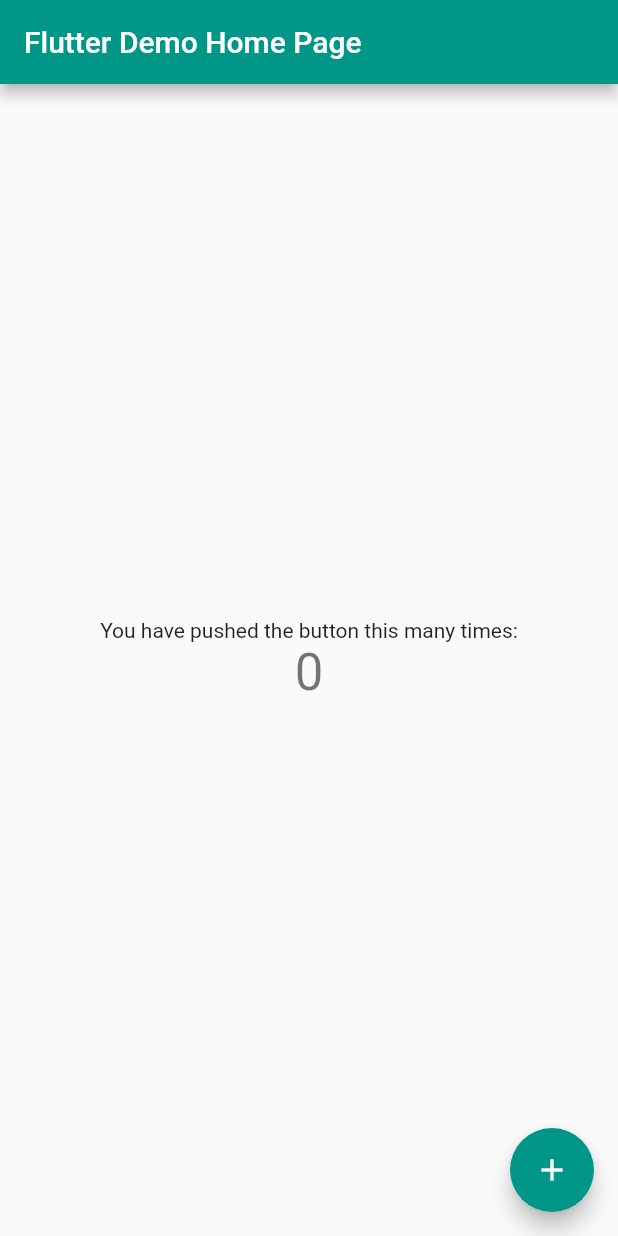
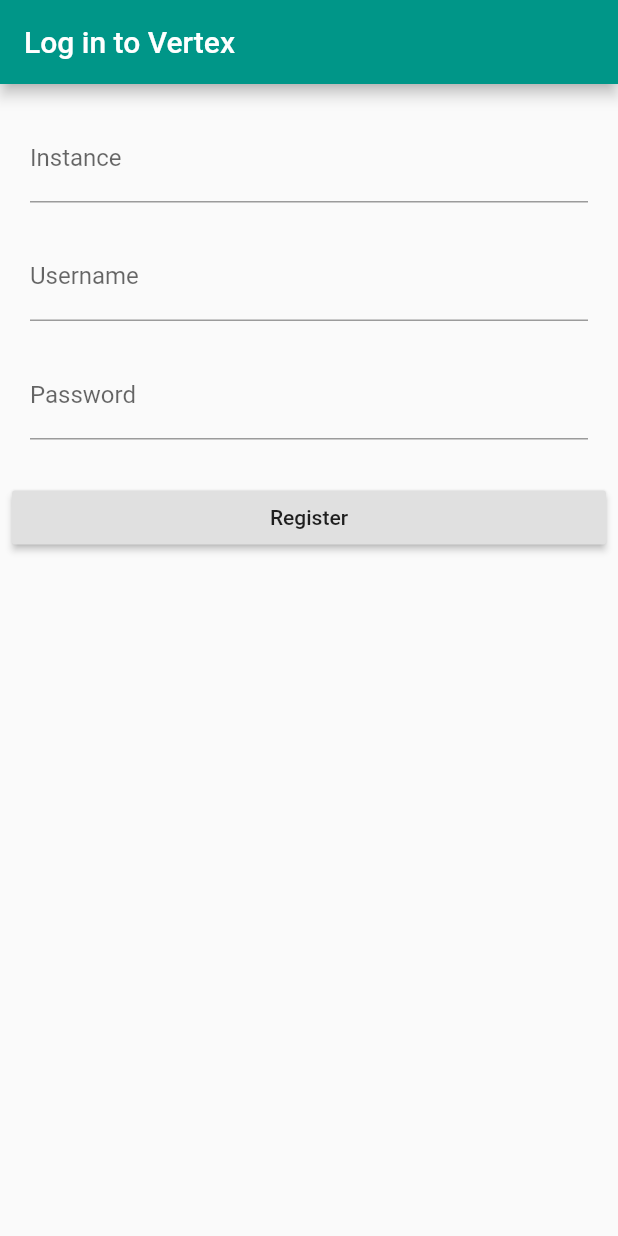
Before and after one commit to Restioson/vertex, a Flutter app: the screen it shows after launch, on a phone screen of 412 x 824 dp. Run offline on Flutter 3.47's test engine with Material 2 defaults, Android fonts, the phone set to English and light mode, and no system bars; our stand-ins replace validators.

Commit message:
do some more

```diff
--- a/client/mobile/lib/main.dart
+++ b/client/mobile/lib/main.dart
@@ -1,4 +1,5 @@
 import 'package:flutter/material.dart';
+import 'package:validators/validators.dart';
 
 void main() => runApp(MyApp());
 
@@ -6,34 +7,26 @@
   @override
   Widget build(BuildContext context) {
     return MaterialApp(
-      title: 'Flutter Demo',
+      title: 'Vertex',
       theme: ThemeData(
         primarySwatch: Colors.teal,
       ),
-      home: MyHomePage(title: 'Flutter Demo Home Page'),
+      home: LoginPage(title: 'Log in to Vertex'),
     );
   }
 }
 
 /// Subclass of widget that holds all state for app
-class MyHomePage extends StatefulWidget {
-  MyHomePage({Key key, this.title}) : super(key: key);
+class LoginPage extends StatefulWidget {
+  LoginPage({Key key, this.title}) : super(key: key);
 
   final String title;
 
   @override
-  _MyHomePageState createState() => _MyHomePageState();
+  LoginPageState createState() => LoginPageState();
 }
 
-class _MyHomePageState extends State<MyHomePage> {
-  int _counter = 0;
-
-  void _incrementCounter() {
-    setState(() { // Make GUI update
-      _counter++;
-    });
-  }
-
+class LoginPageState extends State<LoginPage> {
   /// Called on setState
   @override
   Widget build(BuildContext context) {
@@ -42,28 +35,97 @@
         title: Text(widget.title),
       ),
       body: Center(
-        // Center the column
-        child: Column(
-          // Vertical arrangement of widgets
-          //
-          // MainAxis = vertical (column is vertical). Center things vertically.
-          mainAxisAlignment: MainAxisAlignment.center,
-          children: <Widget>[
-            Text(
-              'You have pushed the button this many times:',
-            ),
-            Text(
-              '$_counter',
-              style: Theme.of(context).textTheme.display1,
-            ),
-          ],
-        ),
-      ),
-      floatingActionButton: FloatingActionButton(
-        onPressed: _incrementCounter,
-        tooltip: 'Increment',
-        child: Icon(Icons.add),
+        child: LoginForm()
       ),
     );
   }
 }
+
+class LoginForm extends StatefulWidget {
+  @override
+  LoginFormState createState() => LoginFormState();
+}
+
+class LoginFormState extends State<LoginForm> {
+  final _formKey = GlobalKey<FormState>();
+
+  @override
+  Widget build(BuildContext context) {
+    return Form(
+        key: this._formKey,
+        child: ListView(
+          children: <Widget>[
+            LoginFormEntry(
+              name: "Instance",
+              top: 20,
+              validator: (value) {
+                if (!isURL(value)) {
+                  return "Instance must be a valid URL";
+                }
+                return null;
+              },
+            ),
+            LoginFormEntry(
+              name: "Username",
+              validator: (value) {
+                if (value.isEmpty) {
+                  return "Username cannot be empty";
+                }
+                return null;
+              },
+            ),
+            LoginFormEntry(
+              name: "Password",
+              password: true,
+              validator: (value) {
+                  if (value.isEmpty) {
+                    return "Password cannot be empty";
+                  }
+                  return null;
+              },
+            ),
+            Padding(
+              padding: const EdgeInsets.all(8.0),
+              child: RaisedButton(
+                onPressed: () {
+                  if (this._formKey.currentState.validate()) {
+                    Scaffold
+                        .of(context)
+                        .showSnackBar(SnackBar(content: Text("Sending to server")));
+                  }
+                },
+                child: Text("Register")
+              ),
+            ),
+          ]
+        )
+    );
+  }
+}
+
+typedef EntryValidator = String Function(String value);
+
+class LoginFormEntry extends StatelessWidget {
+  final String name;
+  final EntryValidator validator;
+  final double top;
+  final bool password;
+
+  const LoginFormEntry({ this.name, this.validator, this.top = 0, this.password = false });
+
+  @override
+  Widget build(BuildContext context) {
+    return Padding(
+      padding: EdgeInsets.fromLTRB(20, this.top, 20, 20),
+      child: TextFormField(
+        decoration: InputDecoration(
+          labelText: this.name,
+          hintText: this.name,
+        ),
+        obscureText: this.password,
+        autocorrect: !this.password,
+        validator: this.validator,
+      ),
+    );
+  }
+}
--- a/client/mobile/pubspec.yaml
+++ b/client/mobile/pubspec.yaml
@@ -19,6 +19,8 @@
 dependencies:
   flutter:
     sdk: flutter
+
+  validators: ^2.0.0
 
   # The following adds the Cupertino Icons font to your application.
   # Use with the CupertinoIcons class for iOS style icons.
```
Also changed, not shown: client/mobile/pubspec.lock.
